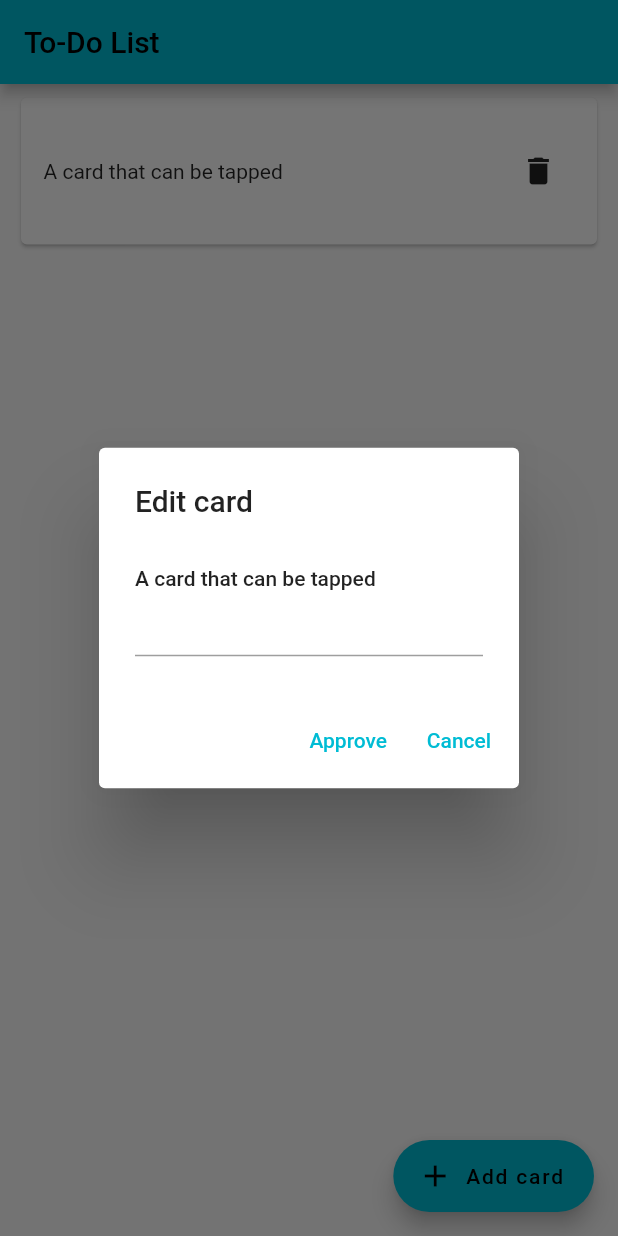
After one commit to Alexalexlex/Flutter_todo_app, a Flutter app: the screen it shows after launch, after a tap on "Add card", after a tap on "A card that can be tapped", on a phone screen of 412 x 824 dp. The commit adds this screen. Run offline on Flutter 3.47's test engine with Material 2 defaults, Android fonts, the phone set to English and light mode, and no system bars.

Commit message:
finish todo flutter

```diff
--- a/lib/main.dart
+++ b/lib/main.dart
@@ -1,6 +1,6 @@
 import 'package:flutter/material.dart';
 import 'package:todo_app/widgets/card.dart';
-import 'package:todo_app/widgets/homePage.dart';
+import 'package:todo_app/widgets/home_page.dart';
 
 void main() {
   runApp(Todo());
@@ -8,6 +8,7 @@ void main() {
 
 class Todo extends StatelessWidget {
   @override
+  final list = [];
   Widget build(BuildContext context) {
     return MaterialApp(
       debugShowCheckedModeBanner: false,
@@ -27,14 +28,6 @@ class Todo extends StatelessWidget {
           title: Text('To-Do List'),
         ),
         body: Homepage(),
-        floatingActionButton: FloatingActionButton.extended(
-          onPressed: () {
-            // Add your onPressed code here!
-          },
-          label: const Text('Create card'),
-          backgroundColor: Theme.of(context).appBarTheme.backgroundColor,
-          icon: const Icon(Icons.add),
-        ),
       ),
     );
   }
--- a/lib/widgets/card.dart
+++ b/lib/widgets/card.dart
@@ -1,24 +1,51 @@
 import 'package:flutter/material.dart';
 
-class CardWidget extends StatelessWidget {
-  const CardWidget({Key? key}) : super(key: key);
+import 'edit_card.dart';
+
+class CardWidget extends StatefulWidget {
+  final Function() onDelete;
+
+  const CardWidget({Key? key, required this.onDelete}) : super(key: key);
+
+  @override
+  State<CardWidget> createState() => _CardWidgetState();
+}
+
+class _CardWidgetState extends State<CardWidget> {
+  var _text = 'A card that can be tapped';
 
   @override
   Widget build(BuildContext context) {
-    return Center(
+    return Padding(
+      padding: const EdgeInsets.symmetric(horizontal: 10, vertical: 5),
       child: Card(
         child: InkWell(
           splashColor: Colors.blue.withAlpha(30),
           onTap: () {
-            debugPrint('Card tapped.');
+            showCardEditDialog(context, _text, (text) {
+              setState(() {
+                _text = text;
+              });
+            });
           },
-          child: const SizedBox(
-            width: 300,
-            height: 100,
-            child: Text(
-              'A card that can be tapped',
-              textAlign: TextAlign.center,
-              style: TextStyle(height: 5),
+          child: Padding(
+            padding: const EdgeInsets.symmetric(vertical: 25, horizontal: 15),
+            child: Row(
+              children: [
+                Text(
+                  _text,
+                  // textAlign: TextAlign.center,
+                  overflow: TextOverflow.ellipsis,
+                  maxLines: 1,
+                ),
+                const Expanded(child: SizedBox()),
+                IconButton(
+                  onPressed: () {
+                    widget.onDelete();
+                  },
+                  icon: const Icon(Icons.delete),
+                )
+              ],
             ),
           ),
         ),
--- /dev/null
+++ b/lib/widgets/edit_card.dart
@@ -0,0 +1,75 @@
+import 'package:flutter/material.dart';
+
+Future<void> showCardEditDialog(
+  BuildContext context,
+  String text,
+  Function(String) onResult,
+) async {
+  return showDialog<void>(
+    context: context,
+    barrierDismissible: false,
+    builder: (BuildContext context) {
+      return EditCard(
+        text: text,
+        onResult: onResult,
+        onClosed: () {},
+      );
+    },
+  );
+}
+
+class EditCard extends StatefulWidget {
+  final Function(String) onResult;
+  final Function() onClosed;
+  final String text;
+
+  const EditCard({
+    Key? key,
+    required this.text,
+    required this.onResult,
+    required this.onClosed,
+  }) : super(key: key);
+
+  @override
+  State<EditCard> createState() => _EditCardState();
+}
+
+class _EditCardState extends State<EditCard> {
+  var _value = '';
+
+  @override
+  void initState() {
+    _value = widget.text;
+    super.initState();
+  }
+
+  @override
+  Widget build(BuildContext context) {
+    return AlertDialog(
+      title: const Text('Edit card'),
+      content: TextFormField(
+        initialValue: widget.text,
+        keyboardType: TextInputType.multiline,
+        maxLines: 3,
+        onChanged: (value) => _value = value,
+        style: const TextStyle(fontSize: 14.0),
+      ),
+      actions: <Widget>[
+        TextButton(
+          child: const Text('Approve'),
+          onPressed: () {
+            widget.onResult(_value);
+            Navigator.of(context).pop();
+          },
+        ),
+        TextButton(
+          child: const Text('Cancel'),
+          onPressed: () {
+            widget.onClosed();
+            Navigator.of(context).pop();
+          },
+        ),
+      ],
+    );
+  }
+}
--- /dev/null
+++ b/lib/widgets/home_page.dart
@@ -0,0 +1,42 @@
+import 'package:flutter/material.dart';
+
+import 'card.dart';
+
+class Homepage extends StatefulWidget {
+  const Homepage({Key? key}) : super(key: key);
+
+  @override
+  State<Homepage> createState() => _HomepageState();
+}
+
+class _HomepageState extends State<Homepage> {
+  var _index = 0;
+  List<CardWidget> _cards = [];
+
+  @override
+  Widget build(BuildContext context) {
+    return Scaffold(
+      body: ListView(
+        children: _cards,
+      ),
+      floatingActionButton: FloatingActionButton.extended(
+        icon: const Icon(Icons.add),
+        label: const Text('Add card'),
+        onPressed: () {
+          CardWidget? card;
+          _index++;
+          card = CardWidget(
+            key: ValueKey('card-$_index'),
+            onDelete: () {
+              _cards.remove(card);
+              _cards = [..._cards];
+              setState(() {});
+            },
+          );
+          _cards = [..._cards, card];
+          setState(() {});
+        },
+      ),
+    );
+  }
+}
```
Also changed, not shown: lib/widgets/homePage.dart (deleted, +0 -23 lines), pubspec.lock, 2 other files.
